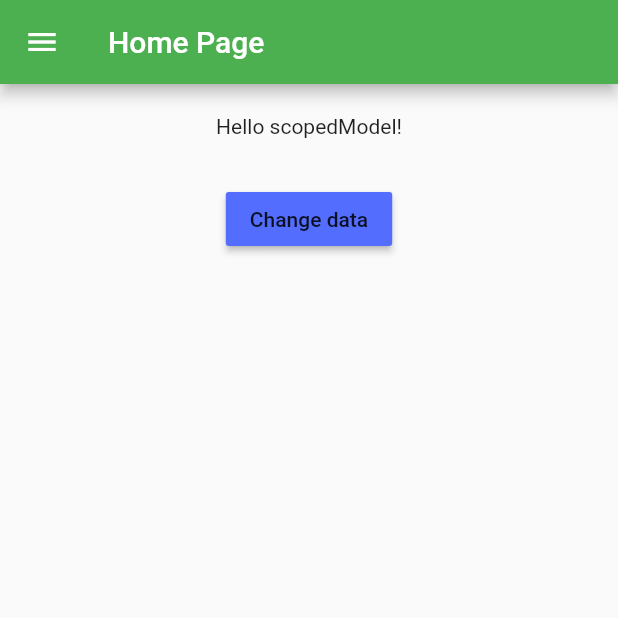
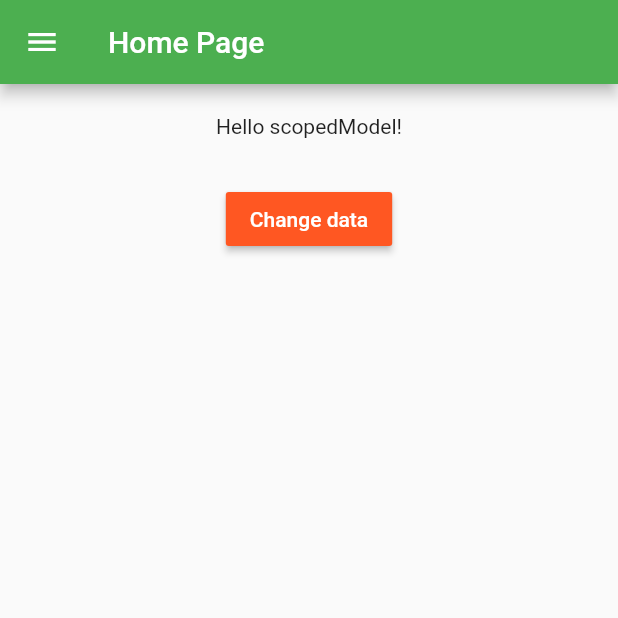
Before and after one commit to allanartuso/scopedModelExample, a Flutter app: the screen it shows after launch, on a phone screen of 412 x 824 dp, the top half of it. Run offline on Flutter 3.47's test engine with Material 2 defaults, Android fonts, the phone set to English and light mode, and no system bars.

Commit message:
button style

```diff
--- a/lib/main.dart
+++ b/lib/main.dart
@@ -21,10 +21,14 @@ class _MyAppState extends State<MyApp> {
       model: MainScoped(),
       child: MaterialApp(
         theme: ThemeData(
-            brightness: Brightness.light,
-            primarySwatch: Colors.green,
-            accentColor: Colors.greenAccent,
-            buttonColor: Colors.indigoAccent),
+          brightness: Brightness.light,
+          primarySwatch: Colors.green,
+          accentColor: Colors.white,
+          buttonTheme: ButtonThemeData(
+            textTheme: ButtonTextTheme.accent,
+            buttonColor: Colors.deepOrange,
+          ),
+        ),
         routes: {
           '/': (context) => Home(),
           '/helloPage': (context) => Hello(),
```
